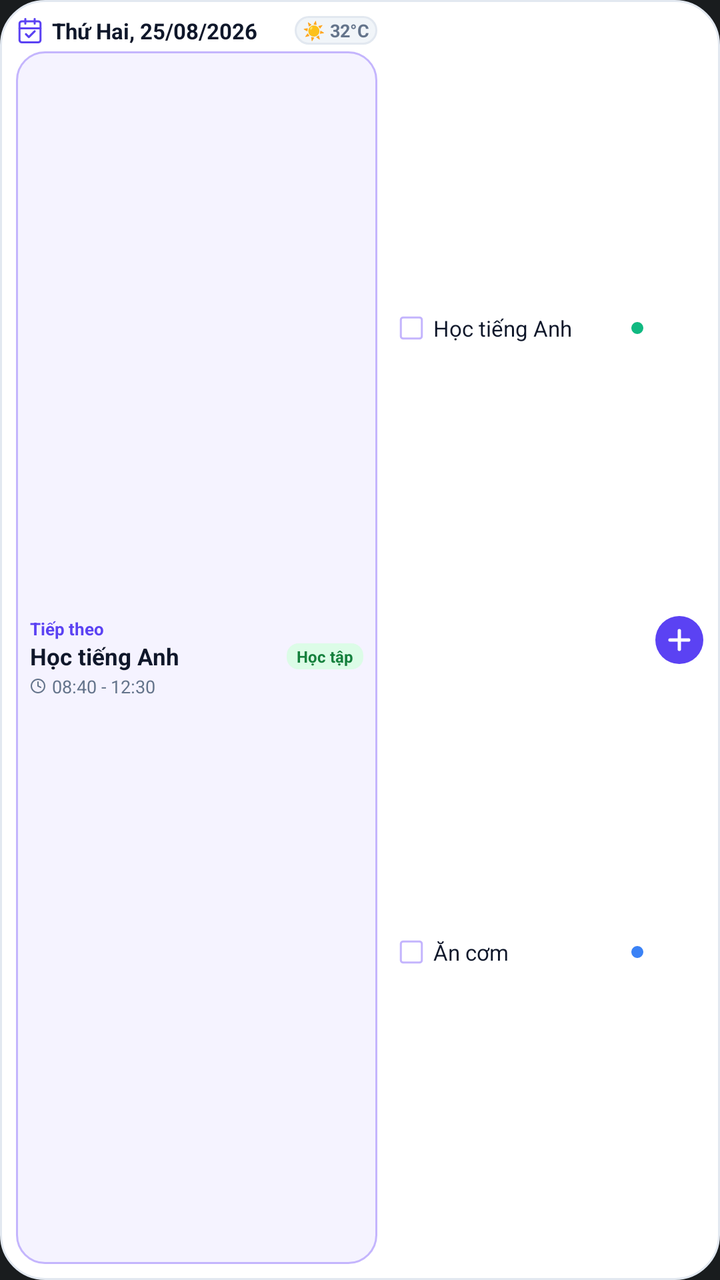
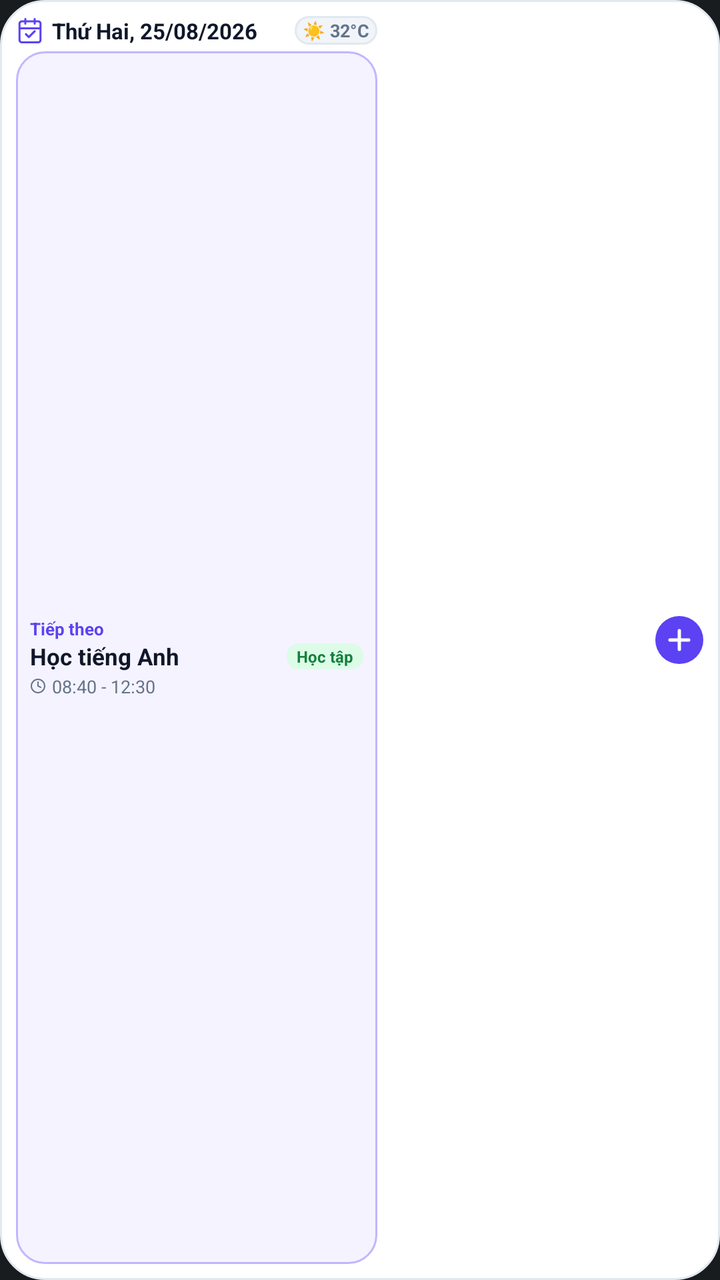

An Android layout rendered at two revisions. The XML below is the earlier revision; the diff shows what the commit changed to produce the second picture.
<!-- AndroidManifest.xml: application theme Theme.MyApplication -->
<!-- res/layout/widget_compact_4x1.xml -->
<?xml version="1.0" encoding="utf-8"?>
<LinearLayout xmlns:android="http://schemas.android.com/apk/res/android"
    android:id="@+id/widget_compact_root"
    android:layout_width="match_parent"
    android:layout_height="match_parent"
    android:background="@drawable/widget_bg_light"
    android:baselineAligned="false"
    android:orientation="horizontal"
    android:padding="8dp">

    
    <LinearLayout
        android:layout_width="0dp"
        android:layout_height="match_parent"
        android:layout_marginEnd="6dp"
        android:layout_weight="1.3"
        android:orientation="vertical">

        <LinearLayout
            android:layout_width="match_parent"
            android:layout_height="wrap_content"
            android:gravity="center_vertical"
            android:orientation="horizontal">

            <ImageView
                android:layout_width="14dp"
                android:layout_height="14dp"
                android:src="@drawable/ic_widget_calendar_header" />

            <TextView
                android:id="@+id/tv_compact_date"
                android:layout_width="0dp"
                android:layout_height="wrap_content"
                android:layout_marginStart="4dp"
                android:layout_weight="1"
                android:ellipsize="end"
                android:maxLines="1"
                android:text="Thứ Hai, 25/08/2026"
                android:textColor="@color/widget_text_primary_light"
                android:textSize="11sp"
                android:textStyle="bold" />

            <TextView
                android:id="@+id/tv_compact_weather"
                android:layout_width="wrap_content"
                android:layout_height="wrap_content"
                android:layout_marginStart="4dp"
                android:background="@drawable/widget_weather_pill_bg_light"
                android:paddingHorizontal="4dp"
                android:paddingVertical="1dp"
                android:text="☀️ 32°C"
                android:textColor="@color/widget_text_secondary_light"
                android:textSize="9sp"
                android:textStyle="bold" />
        </LinearLayout>

        
        <LinearLayout
            android:id="@+id/layout_compact_next"
            android:layout_width="match_parent"
            android:layout_height="0dp"
            android:layout_marginTop="3dp"
            android:layout_weight="1"
            android:background="@drawable/widget_next_card_bg_light"
            android:clickable="true"
            android:focusable="true"
            android:gravity="center_vertical"
            android:orientation="vertical"
            android:paddingHorizontal="7dp"
            android:paddingVertical="3dp">

            <TextView
                android:layout_width="wrap_content"
                android:layout_height="wrap_content"
                android:text="Tiếp theo"
                android:textColor="@color/widget_primary_light_theme"
                android:textSize="8.5sp"
                android:textStyle="bold" />

            <LinearLayout
                android:layout_width="match_parent"
                android:layout_height="wrap_content"
                android:gravity="center_vertical"
                android:orientation="horizontal">

                <TextView
                    android:id="@+id/tv_compact_next_title"
                    android:layout_width="0dp"
                    android:layout_height="wrap_content"
                    android:layout_weight="1"
                    android:ellipsize="end"
                    android:maxLines="1"
                    android:text="Học tiếng Anh"
                    android:textColor="@color/widget_text_primary_light"
                    android:textSize="11.5sp"
                    android:textStyle="bold" />

                <TextView
                    android:id="@+id/tv_compact_next_category"
                    android:layout_width="wrap_content"
                    android:layout_height="wrap_content"
                    android:layout_marginStart="4dp"
                    android:background="@drawable/widget_category_chip_bg_light"
                    android:paddingHorizontal="5dp"
                    android:paddingVertical="1dp"
                    android:text="Học tập"
                    android:textColor="@color/widget_badge_study_text_light"
                    android:textSize="8sp"
                    android:textStyle="bold" />
            </LinearLayout>

            <LinearLayout
                android:layout_width="match_parent"
                android:layout_height="wrap_content"
                android:layout_marginTop="1dp"
                android:gravity="center_vertical"
                android:orientation="horizontal">

                <ImageView
                    android:layout_width="8dp"
                    android:layout_height="8dp"
                    android:src="@drawable/ic_widget_clock" />

                <TextView
                    android:id="@+id/tv_compact_next_time"
                    android:layout_width="wrap_content"
                    android:layout_height="wrap_content"
                    android:layout_marginStart="3dp"
                    android:text="08:40 - 12:30"
                    android:textColor="@color/widget_text_secondary_light"
                    android:textSize="9sp" />
            </LinearLayout>
        </LinearLayout>
    </LinearLayout>

    
    <LinearLayout
        android:layout_width="0dp"
        android:layout_height="match_parent"
        android:layout_marginStart="4dp"
        android:layout_weight="1.1"
        android:gravity="center_vertical"
        android:orientation="horizontal">

        <LinearLayout
            android:id="@+id/layout_compact_tasks_container"
            android:layout_width="0dp"
            android:layout_height="match_parent"
            android:layout_weight="1"
            android:gravity="center_vertical"
            android:orientation="vertical">

            
            <LinearLayout
                android:id="@+id/layout_compact_task_1"
                android:layout_width="match_parent"
                android:layout_height="0dp"
                android:layout_weight="1"
                android:gravity="center_vertical"
                android:orientation="horizontal">

                <ImageView
                    android:id="@+id/iv_compact_check_1"
                    android:layout_width="14dp"
                    android:layout_height="14dp"
                    android:src="@drawable/ic_widget_check_square_empty" />

                <TextView
                    android:id="@+id/tv_compact_task_1"
                    android:layout_width="0dp"
                    android:layout_height="wrap_content"
                    android:layout_marginStart="4dp"
                    android:layout_weight="1"
                    android:ellipsize="end"
                    android:maxLines="1"
                    android:text="Học tiếng Anh"
                    android:textColor="@color/widget_text_primary_light"
                    android:textSize="11sp" />

                <ImageView
                    android:id="@+id/iv_compact_dot_1"
                    android:layout_width="6dp"
                    android:layout_height="6dp"
                    android:layout_marginStart="3dp"
                    android:src="@drawable/widget_dot_green" />
            </LinearLayout>

            
            <LinearLayout
                android:id="@+id/layout_compact_task_2"
                android:layout_width="match_parent"
                android:layout_height="0dp"
                android:layout_weight="1"
                android:gravity="center_vertical"
                android:orientation="horizontal">

                <ImageView
                    android:id="@+id/iv_compact_check_2"
                    android:layout_width="14dp"
                    android:layout_height="14dp"
                    android:src="@drawable/ic_widget_check_square_empty" />

                <TextView
                    android:id="@+id/tv_compact_task_2"
                    android:layout_width="0dp"
                    android:layout_height="wrap_content"
                    android:layout_marginStart="4dp"
                    android:layout_weight="1"
                    android:ellipsize="end"
                    android:maxLines="1"
                    android:text="Ăn cơm"
                    android:textColor="@color/widget_text_primary_light"
                    android:textSize="11sp" />

                <ImageView
                    android:id="@+id/iv_compact_dot_2"
                    android:layout_width="6dp"
                    android:layout_height="6dp"
                    android:layout_marginStart="3dp"
                    android:src="@drawable/widget_dot_blue" />
            </LinearLayout>
        </LinearLayout>

        <ImageView
            android:id="@+id/btn_compact_add"
            android:layout_width="24dp"
            android:layout_height="24dp"
            android:layout_marginStart="6dp"
            android:background="@drawable/widget_circle_add_btn_light"
            android:clickable="true"
            android:focusable="true"
            android:padding="4dp"
            android:src="@drawable/ic_widget_add" />
    </LinearLayout>

</LinearLayout>
<!-- resources referenced by this layout -->
<resources>
  <color name="widget_badge_study_text_light">#FF15803D</color>
  <color name="widget_primary_light_theme">#FF5B42F3</color>
  <color name="widget_text_primary_light">#FF0F172A</color>
  <color name="widget_text_secondary_light">#FF64748B</color>
  <!-- drawable ic_widget_check_square_empty (drawable) -->
  <?xml version="1.0" encoding="utf-8"?>
  <vector xmlns:android="http://schemas.android.com/apk/res/android"
      android:width="20dp"
      android:height="20dp"
      android:viewportWidth="24"
      android:viewportHeight="24">
      <path
          android:strokeColor="@color/widget_checkbox_border"
          android:strokeWidth="1.8"
          android:strokeLineCap="round"
          android:strokeLineJoin="round"
          android:pathData="M5,3H19C20.105,3 21,3.895 21,5V19C21,20.105 20.105,21 19,21H5C3.895,21 3,20.105 3,19V5C3,3.895 3.895,3 5,3Z" />
  </vector>
  <!-- drawable widget_bg_light (drawable) -->
  <?xml version="1.0" encoding="utf-8"?>
  <shape xmlns:android="http://schemas.android.com/apk/res/android"
      android:shape="rectangle">
      <solid android:color="@color/widget_bg_light" />
      <corners android:radius="22dp" />
      <stroke
          android:width="1dp"
          android:color="@color/widget_outer_border_light" />
  </shape>
  <!-- drawable widget_category_chip_bg_light (drawable) -->
  <?xml version="1.0" encoding="utf-8"?>
  <shape xmlns:android="http://schemas.android.com/apk/res/android"
      android:shape="rectangle">
      <solid android:color="@color/widget_badge_study_bg_light" />
      <corners android:radius="6dp" />
  </shape>
  <!-- drawable widget_circle_add_btn_light (drawable) -->
  <?xml version="1.0" encoding="utf-8"?>
  <shape xmlns:android="http://schemas.android.com/apk/res/android"
      android:shape="oval">
      <solid android:color="@color/widget_primary_light_theme" />
  </shape>
  <!-- drawable widget_dot_blue (drawable) -->
  <?xml version="1.0" encoding="utf-8"?>
  <shape xmlns:android="http://schemas.android.com/apk/res/android"
      android:shape="oval">
      <solid android:color="#3B82F6" />
  </shape>
  <!-- drawable widget_dot_green (drawable) -->
  <?xml version="1.0" encoding="utf-8"?>
  <shape xmlns:android="http://schemas.android.com/apk/res/android"
      android:shape="oval">
      <solid android:color="#10B981" />
  </shape>
  <!-- drawable widget_next_card_bg_light (drawable) -->
  <?xml version="1.0" encoding="utf-8"?>
  <shape xmlns:android="http://schemas.android.com/apk/res/android"
      android:shape="rectangle">
      <solid android:color="@color/widget_highlight_bg_light" />
      <corners android:radius="14dp" />
      <stroke
          android:width="1dp"
          android:color="@color/widget_highlight_border_light" />
  </shape>
  <!-- drawable widget_weather_pill_bg_light (drawable) -->
  <?xml version="1.0" encoding="utf-8"?>
  <shape xmlns:android="http://schemas.android.com/apk/res/android"
      android:shape="rectangle">
      <solid android:color="@color/widget_weather_pill_bg_light" />
      <corners android:radius="8dp" />
      <stroke
          android:width="1dp"
          android:color="@color/widget_outer_border_light" />
  </shape>
  <style name="Theme.MyApplication" parent="android:Theme.DeviceDefault.NoActionBar" />
  <color name="widget_primary">#FF5B42F3</color>
  <color name="widget_checkbox_border">#FFC4B5FD</color>
  <color name="widget_text_secondary">#FF64748B</color>
  <color name="widget_bg_light">#FFFFFFFF</color>
  <color name="widget_outer_border_light">#FFE2E8F0</color>
  <color name="widget_badge_study_bg_light">#FFDCFCE7</color>
  <color name="widget_highlight_bg_light">#FFF5F3FF</color>
  <color name="widget_highlight_border_light">#FFC4B5FD</color>
  <color name="widget_weather_pill_bg_light">#FFF1F5F9</color>
  <!-- unchanged entries left out for length: 3 -->
</resources>

<!-- the commit's change to res/layout/widget_compact_4x1.xml (unified diff, before → after) -->
@@ -142,84 +142,14 @@
         android:gravity="center_vertical"
         android:orientation="horizontal">
 
-        <LinearLayout
-            android:id="@+id/layout_compact_tasks_container"
+        <ListView
+            android:id="@+id/lv_compact_tasks"
             android:layout_width="0dp"
             android:layout_height="match_parent"
             android:layout_weight="1"
-            android:gravity="center_vertical"
-            android:orientation="vertical">
-
-            
-            <LinearLayout
-                android:id="@+id/layout_compact_task_1"
-                android:layout_width="match_parent"
-                android:layout_height="0dp"
-                android:layout_weight="1"
-                android:gravity="center_vertical"
-                android:orientation="horizontal">
-
-                <ImageView
-                    android:id="@+id/iv_compact_check_1"
-                    android:layout_width="14dp"
-                    android:layout_height="14dp"
-                    android:src="@drawable/ic_widget_check_square_empty" />
-
-                <TextView
-                    android:id="@+id/tv_compact_task_1"
-                    android:layout_width="0dp"
-                    android:layout_height="wrap_content"
-                    android:layout_marginStart="4dp"
-                    android:layout_weight="1"
-                    android:ellipsize="end"
-                    android:maxLines="1"
-                    android:text="Học tiếng Anh"
-                    android:textColor="@color/widget_text_primary_light"
-                    android:textSize="11sp" />
-
-                <ImageView
-                    android:id="@+id/iv_compact_dot_1"
-                    android:layout_width="6dp"
-                    android:layout_height="6dp"
-                    android:layout_marginStart="3dp"
-                    android:src="@drawable/widget_dot_green" />
-            </LinearLayout>
-
-            
-            <LinearLayout
-                android:id="@+id/layout_compact_task_2"
-                android:layout_width="match_parent"
-                android:layout_height="0dp"
-                android:layout_weight="1"
-                android:gravity="center_vertical"
-                android:orientation="horizontal">
-
-                <ImageView
-                    android:id="@+id/iv_compact_check_2"
-                    android:layout_width="14dp"
-                    android:layout_height="14dp"
-                    android:src="@drawable/ic_widget_check_square_empty" />
-
-                <TextView
-                    android:id="@+id/tv_compact_task_2"
-                    android:layout_width="0dp"
-                    android:layout_height="wrap_content"
-                    android:layout_marginStart="4dp"
-                    android:layout_weight="1"
-                    android:ellipsize="end"
-                    android:maxLines="1"
-                    android:text="Ăn cơm"
-                    android:textColor="@color/widget_text_primary_light"
-                    android:textSize="11sp" />
-
-                <ImageView
-                    android:id="@+id/iv_compact_dot_2"
-                    android:layout_width="6dp"
-                    android:layout_height="6dp"
-                    android:layout_marginStart="3dp"
-                    android:src="@drawable/widget_dot_blue" />
-            </LinearLayout>
-        </LinearLayout>
+            android:divider="@null"
+            android:dividerHeight="0dp"
+            android:scrollbars="vertical" />
 
         <ImageView
             android:id="@+id/btn_compact_add"
<!-- resource entries referenced after the edit -->
@@ -4,20 +4,6 @@
   <color name="widget_primary_light_theme">#FF5B42F3</color>
   <color name="widget_text_primary_light">#FF0F172A</color>
   <color name="widget_text_secondary_light">#FF64748B</color>
-  <!-- drawable ic_widget_check_square_empty (drawable) -->
-  <?xml version="1.0" encoding="utf-8"?>
-  <vector xmlns:android="http://schemas.android.com/apk/res/android"
-      android:width="20dp"
-      android:height="20dp"
-      android:viewportWidth="24"
-      android:viewportHeight="24">
-      <path
-          android:strokeColor="@color/widget_checkbox_border"
-          android:strokeWidth="1.8"
-          android:strokeLineCap="round"
-          android:strokeLineJoin="round"
-          android:pathData="M5,3H19C20.105,3 21,3.895 21,5V19C21,20.105 20.105,21 19,21H5C3.895,21 3,20.105 3,19V5C3,3.895 3.895,3 5,3Z" />
-  </vector>
   <!-- drawable widget_bg_light (drawable) -->
   <?xml version="1.0" encoding="utf-8"?>
   <shape xmlns:android="http://schemas.android.com/apk/res/android"
@@ -41,18 +27,6 @@
       android:shape="oval">
       <solid android:color="@color/widget_primary_light_theme" />
   </shape>
-  <!-- drawable widget_dot_blue (drawable) -->
-  <?xml version="1.0" encoding="utf-8"?>
-  <shape xmlns:android="http://schemas.android.com/apk/res/android"
-      android:shape="oval">
-      <solid android:color="#3B82F6" />
-  </shape>
-  <!-- drawable widget_dot_green (drawable) -->
-  <?xml version="1.0" encoding="utf-8"?>
-  <shape xmlns:android="http://schemas.android.com/apk/res/android"
-      android:shape="oval">
-      <solid android:color="#10B981" />
-  </shape>
   <!-- drawable widget_next_card_bg_light (drawable) -->
   <?xml version="1.0" encoding="utf-8"?>
   <shape xmlns:android="http://schemas.android.com/apk/res/android"
@@ -75,7 +49,6 @@
   </shape>
   <style name="Theme.MyApplication" parent="android:Theme.DeviceDefault.NoActionBar" />
   <color name="widget_primary">#FF5B42F3</color>
-  <color name="widget_checkbox_border">#FFC4B5FD</color>
   <color name="widget_text_secondary">#FF64748B</color>
   <color name="widget_bg_light">#FFFFFFFF</color>
   <color name="widget_outer_border_light">#FFE2E8F0</color>
